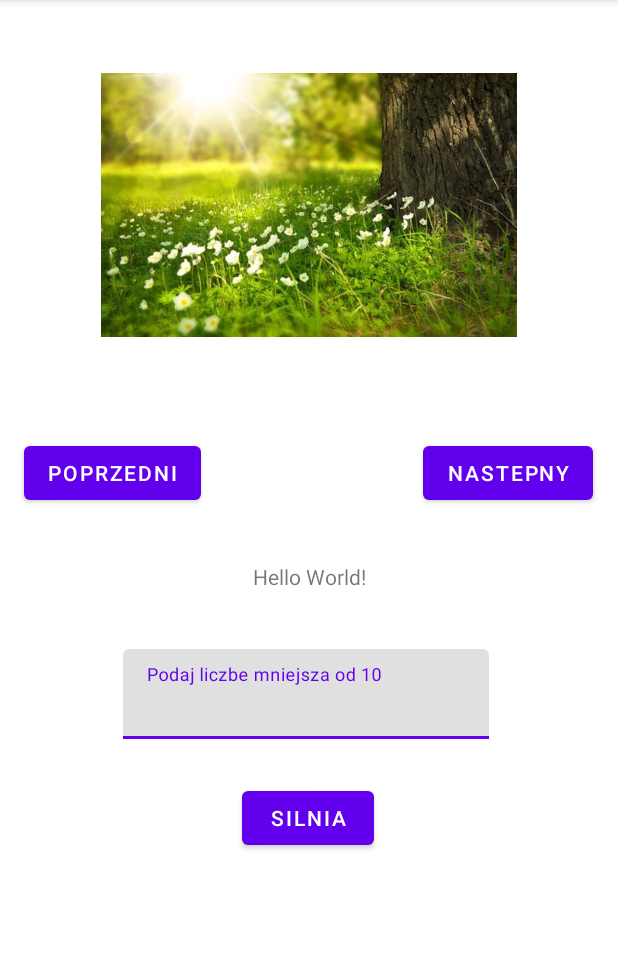
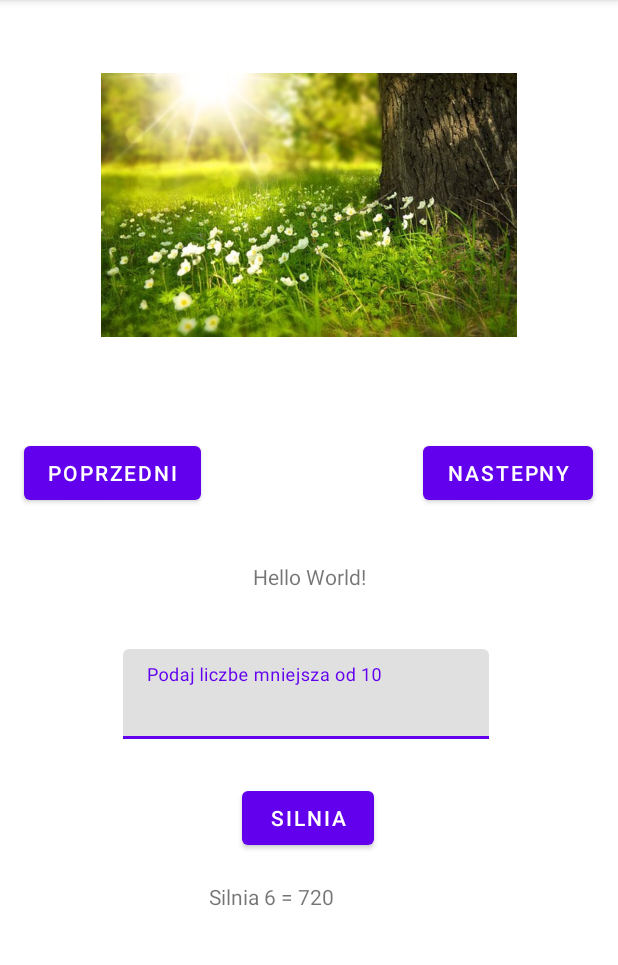
Before and after one commit to Praga30/manifest1, an Android app: the screen it shows after launch (MainActivity), after a tap on "NASTEPNY", on a phone screen of 412 x 824 dp, the part 84-1049 px from its top. Run offline under Robolectric (Android 15) with nearby library versions, the phone set to English and light mode, and no system bars; 1 other tap on this screen came first.

Commit message:
funkcja z silnia

```diff
--- a/app/src/main/java/com/example/manifest/MainActivity.kt
+++ b/app/src/main/java/com/example/manifest/MainActivity.kt
@@ -4,19 +4,32 @@ import androidx.appcompat.app.AppCompatActivity
 import android.os.Bundle
 import android.widget.Button
 import android.widget.ImageView
+import android.widget.TextView
 import com.google.android.material.textfield.TextInputEditText
 
 class MainActivity : AppCompatActivity() {
 
     fun Silnia(){
-
+        println("Test")
+        val num=6
+        val silnia= mnozenieliczb(num)
+        findViewById<Button>(R.id.wywolaniesil).setOnClickListener {
+            findViewById<TextView>(R.id.test).setText("Silnia $num = $silnia")
+        }
+        println("Silnia $num = $silnia")
+    }
+    fun mnozenieliczb(num: Int): Long{
+        if(num>=1)
+            return num * mnozenieliczb(num-1)
+        else
+            return 1
     }
 
     override fun onCreate(savedInstanceState: Bundle?) {
         super.onCreate(savedInstanceState)
         setContentView(R.layout.activity_main)
-
         var numer = 1
+        Silnia()
 
         findViewById<Button>(R.id.last).setOnClickListener {
             if(numer==1) {
--- a/app/src/main/res/layout/activity_main.xml
+++ b/app/src/main/res/layout/activity_main.xml
@@ -80,4 +80,16 @@
         app:layout_constraintTop_toTopOf="parent"
         app:layout_constraintVertical_bias="0.724" />
 
+    <TextView
+        android:id="@+id/test"
+        android:layout_width="132dp"
+        android:layout_height="46dp"
+        android:text="test"
+        app:layout_constraintBottom_toBottomOf="parent"
+        app:layout_constraintEnd_toEndOf="parent"
+        app:layout_constraintHorizontal_bias="0.498"
+        app:layout_constraintStart_toStartOf="parent"
+        app:layout_constraintTop_toTopOf="parent"
+        app:layout_constraintVertical_bias="0.814" />
+
 </androidx.constraintlayout.widget.ConstraintLayout>
```
